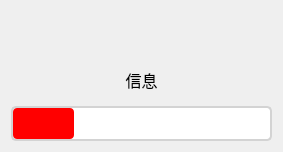
This is 窗体/update.ui in FsterThanLight/automatic_clicker_2 as Qt 5 draws it before an edit. The edited form follows.
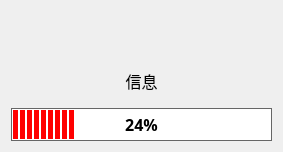
This is the edited form. Icons and pictures are not drawn.

Commit message: 2024年8月5日16:13:23 更新系统UI的bug

Diff of the .ui file:
```diff
--- a/窗体/update.ui
+++ b/窗体/update.ui
@@ -95,17 +95,21 @@
    <item>
     <widget class="QProgressBar" name="progressBar">
      <property name="styleSheet">
-      <string notr="true">QProgressBar {
-            border: 2px solid lightgray;
-            border-radius: 5px;
-            text-align: center;
-            color: white;
-        }
-        
-        QProgressBar::chunk {
-			background-color: rgb(255, 0, 0);
-            border-radius: 4px;
-        }</string>
+      <string notr="true">QProgressBar
+{
+    border: 1px solid #666666;
+    text-align: center;
+    color: #000;
+    font-weight: bold;
+}
+
+QProgressBar::chunk
+{
+    background-color: red; /* 将黄色改为红色 */
+    width: 5px;
+    margin: 0.5px;
+}
+</string>
      </property>
      <property name="value">
       <number>24</number>
```
The commit also changes 2 other files.
